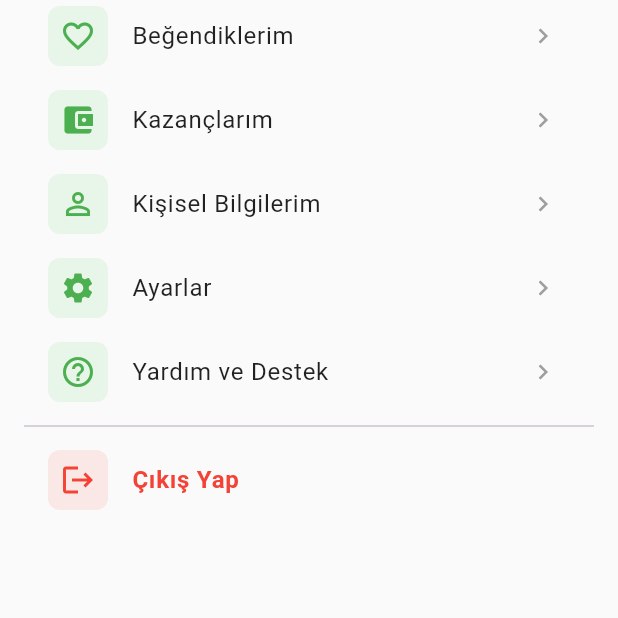
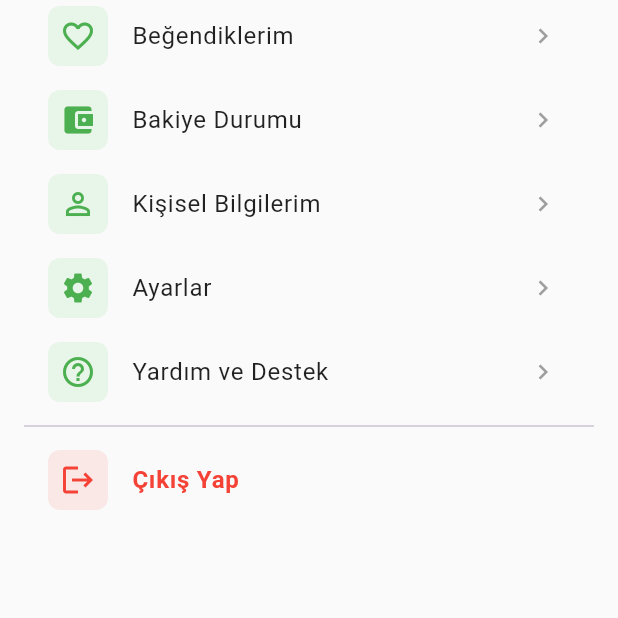
Before and after one commit to selinkincal/pet_care_app, a Flutter app: the ProfileScreen screen opened directly, on a phone screen of 412 x 824 dp, the part 606-1224 px from its top. Run offline on Flutter 3.47's test engine with Material 3 defaults, Android fonts, the phone set to English and light mode, and no system bars; our stand-ins replace firebase_core, geocoding, geolocator, google_maps_flutter, image_picker, shared_preferences; accounts and stored records are empty.

Commit message:
BAKiYE DURUMU OLARAK DEĞİŞTİRİLDİ

```diff
--- a/lib/screens/common/profile_screen.dart
+++ b/lib/screens/common/profile_screen.dart
@@ -164,7 +164,7 @@ class _ProfileScreenState extends State<ProfileScreen> {
             ],
 
             // Profil menüsüne ekle
-            _buildMenuItem(Icons.account_balance_wallet, 'Kazançlarım', () {
+            _buildMenuItem(Icons.account_balance_wallet, 'Bakiye Durumu', () {
               Navigator.push(
                 context,
                 MaterialPageRoute(
```
Also changed, not shown: flutter_02.png (added).
